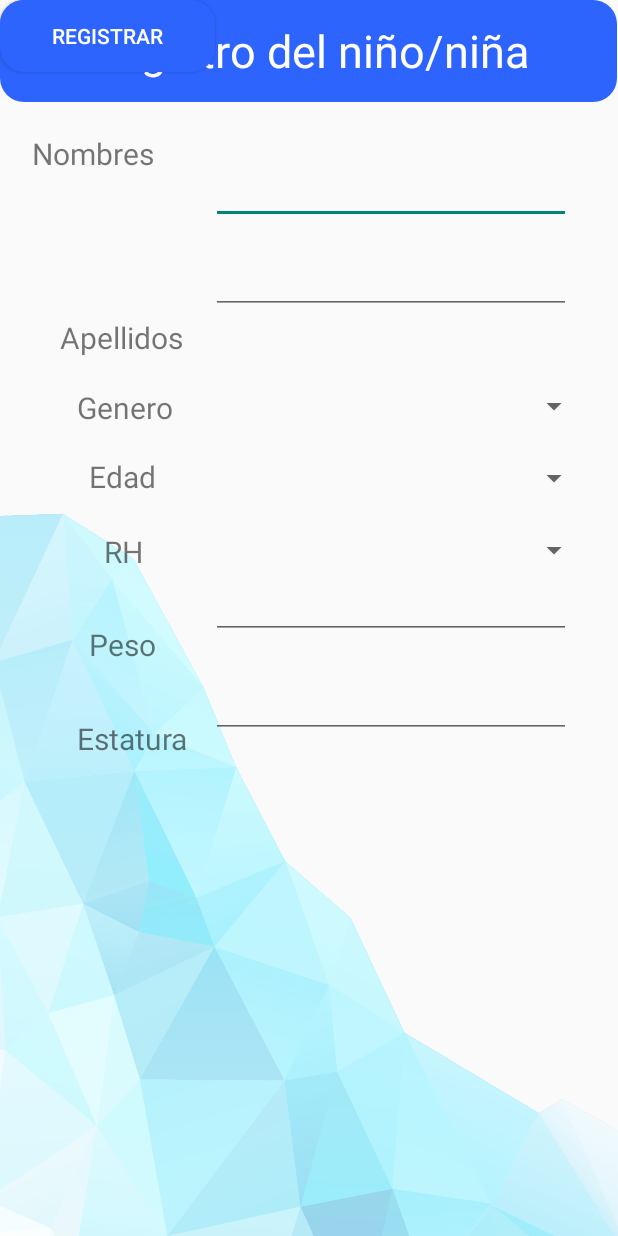
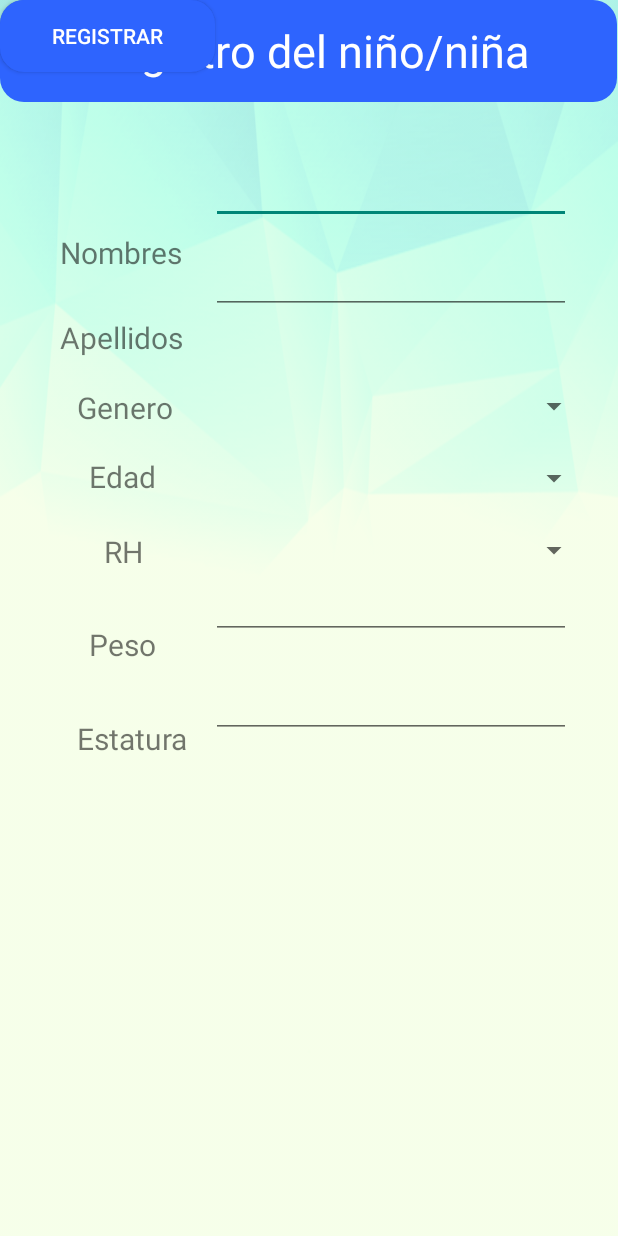
Before and after one commit to mypediatric/Prueba_MyPediatric, an Android app: the layout activity_registrokids.xml on its own in the app's theme, with its tools: preview values and no code run, on a phone screen of 412 x 824 dp. Run offline under Robolectric (Android 15) with nearby library versions, the phone set to English and light mode, and no system bars.

```diff
--- a/app/src/main/java/com/example/mypediatric/Clases_Reg_Kids.java
+++ b/app/src/main/java/com/example/mypediatric/Clases_Reg_Kids.java
@@ -1,4 +1,7 @@
 package com.example.mypediatric;
+
+import android.os.Bundle;
+import android.widget.Spinner;
 
 public class Clases_Reg_Kids {
 
--- a/app/src/main/res/layout/activity_registrokids.xml
+++ b/app/src/main/res/layout/activity_registrokids.xml
@@ -4,9 +4,10 @@
     xmlns:tools="http://schemas.android.com/tools"
     android:layout_width="match_parent"
     android:layout_height="match_parent"
-    android:background="@drawable/vector_logo"
+    android:background="@drawable/fondo3"
     tools:context=".Registro"
     tools:layout_editor_absoluteY="25dp">
+
 
     <TextView
         android:id="@+id/txtTitle"
@@ -42,10 +43,10 @@
         android:textSize="20dp"
         app:layout_constraintBottom_toBottomOf="parent"
         app:layout_constraintEnd_toEndOf="parent"
-        app:layout_constraintHorizontal_bias="0.064"
+        app:layout_constraintHorizontal_bias="0.121"
         app:layout_constraintStart_toStartOf="parent"
-        app:layout_constraintTop_toBottomOf="@+id/txtTitle"
-        app:layout_constraintVertical_bias="0.028" />
+        app:layout_constraintTop_toTopOf="@+id/txtTitle"
+        app:layout_constraintVertical_bias="0.194" />
 
     <TextView
         android:id="@+id/txtEdad"
```
Also changed, not shown: app/src/main/java/com/example/mypediatric/Regist_Kid.java (+14 -0 lines), app/src/main/res/values/Spinner_Regist_Kids.xml (+36 -3 lines).
